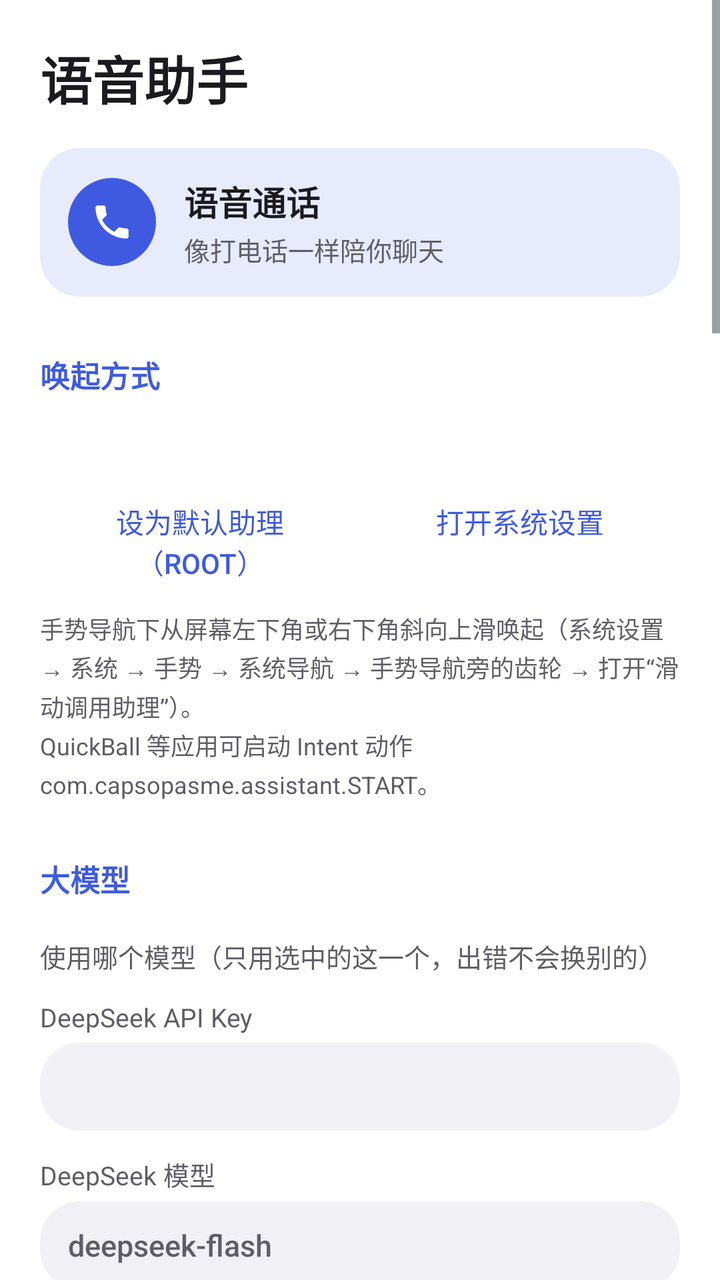
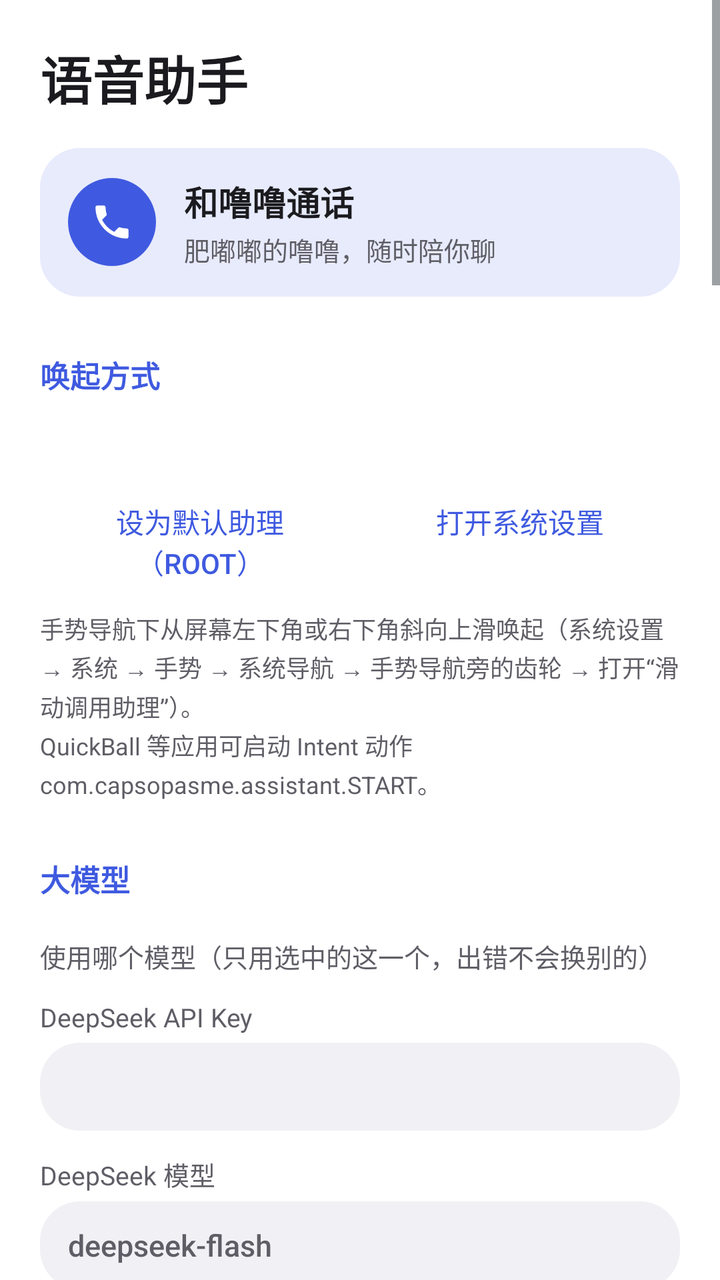

Screens rendered from an Android XML layout before and after an edit, with the pre-edit source and the edit as a unified diff.
<!-- AndroidManifest.xml: application theme Theme.Settings -->
<!-- res/layout/activity_settings.xml -->
<?xml version="1.0" encoding="utf-8"?>
<ScrollView xmlns:android="http://schemas.android.com/apk/res/android"
    android:id="@+id/scroll"
    android:layout_width="match_parent"
    android:layout_height="match_parent"
    android:fillViewport="true">

    
    <LinearLayout
        android:layout_width="match_parent"
        android:layout_height="wrap_content"
        android:focusable="true"
        android:focusableInTouchMode="true"
        android:orientation="vertical"
        android:padding="20dp">

        <TextView
            android:layout_width="wrap_content"
            android:layout_height="wrap_content"
            android:text="语音助手"
            android:textColor="@color/text_primary"
            android:textSize="26sp"
            android:textStyle="bold" />

        
        <LinearLayout
            android:id="@+id/callEntry"
            android:layout_width="match_parent"
            android:layout_height="wrap_content"
            android:layout_marginTop="16dp"
            android:background="@drawable/bg_call_entry"
            android:clickable="true"
            android:contentDescription="开始语音通话"
            android:focusable="true"
            android:gravity="center_vertical"
            android:orientation="horizontal"
            android:padding="14dp">

            <ImageView
                android:layout_width="44dp"
                android:layout_height="44dp"
                android:background="@drawable/bg_call_entry_icon"
                android:importantForAccessibility="no"
                android:padding="11dp"
                android:scaleType="fitCenter"
                android:src="@drawable/ic_call"
                android:tint="@android:color/white" />

            <LinearLayout
                android:layout_width="0dp"
                android:layout_height="wrap_content"
                android:layout_marginStart="14dp"
                android:layout_weight="1"
                android:orientation="vertical">

                <TextView
                    android:layout_width="wrap_content"
                    android:layout_height="wrap_content"
                    android:text="语音通话"
                    android:textColor="@color/text_primary"
                    android:textSize="17sp"
                    android:textStyle="bold" />

                <TextView
                    android:id="@+id/callEntrySub"
                    android:layout_width="wrap_content"
                    android:layout_height="wrap_content"
                    android:layout_marginTop="2dp"
                    android:text="像打电话一样陪你聊天"
                    android:textColor="@color/text_secondary"
                    android:textSize="13sp" />
            </LinearLayout>
        </LinearLayout>

        
        <TextView style="@style/SectionTitle" android:text="唤起方式" />

        <TextView
            android:id="@+id/roleStatus"
            style="@style/Body" />

        <LinearLayout style="@style/ButtonRow">
            <Button
                android:id="@+id/roleRoot"
                style="@style/RowButton"
                android:text="设为默认助理（root）" />
            <Button
                android:id="@+id/roleSettings"
                style="@style/RowButton"
                android:text="打开系统设置" />
        </LinearLayout>

        <TextView
            style="@style/Hint"
            android:text="手势导航下从屏幕左下角或右下角斜向上滑唤起（系统设置 → 系统 → 手势 → 系统导航 → 手势导航旁的齿轮 → 打开“滑动调用助理”）。\nQuickBall 等应用可启动 Intent 动作 com.capsopasme.assistant.START。" />

        
        <TextView style="@style/SectionTitle" android:text="大模型" />

        <TextView style="@style/Label" android:text="使用哪个模型（只用选中的这一个，出错不会换别的）" />
        <RadioGroup
            android:id="@+id/llmGroup"
            android:layout_width="match_parent"
            android:layout_height="wrap_content" />

        <TextView style="@style/Label" android:text="DeepSeek API Key" />
        <EditText
            android:id="@+id/deepseekKey"
            style="@style/Field"
            android:inputType="textPassword" />

        <TextView style="@style/Label" android:text="DeepSeek 模型" />
        <EditText
            android:id="@+id/deepseekModel"
            style="@style/Field"
            android:hint="deepseek-flash" />

        <TextView style="@style/Label" android:text="智谱 GLM API Key（open.bigmodel.cn）" />
        <EditText
            android:id="@+id/glmKey"
            style="@style/Field"
            android:inputType="textPassword" />

        <TextView style="@style/Label" android:text="GLM 模型（glm-4.7-flash 免费）" />
        <EditText
            android:id="@+id/glmModel"
            style="@style/Field"
            android:hint="glm-4.7-flash" />

        <TextView style="@style/Label" android:text="Gemini API Key" />
        <EditText
            android:id="@+id/geminiKey"
            style="@style/Field"
            android:inputType="textPassword" />

        <TextView style="@style/Label" android:text="Gemini 模型" />
        <EditText
            android:id="@+id/geminiModel"
            style="@style/Field"
            android:hint="gemini-3.8-flash" />

        <TextView style="@style/Label" android:text="查天气的默认城市" />
        <EditText
            android:id="@+id/defaultCity"
            style="@style/Field"
            android:hint="例如：杭州" />

        
        <TextView style="@style/SectionTitle" android:text="语音识别（离线）" />

        <RadioGroup
            android:id="@+id/modelGroup"
            android:layout_width="match_parent"
            android:layout_height="wrap_content" />

        <TextView
            android:id="@+id/modelStatus"
            style="@style/Body" />

        <ProgressBar
            android:id="@+id/modelProgress"
            style="?android:attr/progressBarStyleHorizontal"
            android:layout_width="match_parent"
            android:layout_height="wrap_content"
            android:max="1000"
            android:visibility="gone" />

        <LinearLayout style="@style/ButtonRow">
            <Button
                android:id="@+id/modelCopy"
                style="@style/RowButton"
                android:text="从小企鹅复制" />
            <Button
                android:id="@+id/modelDownload"
                style="@style/RowButton"
                android:text="下载" />
        </LinearLayout>

        <LinearLayout style="@style/ButtonRow">
            <Button
                android:id="@+id/modelImport"
                style="@style/RowButton"
                android:text="导入 .tar.bz2" />
            <Button
                android:id="@+id/modelTest"
                style="@style/RowButton"
                android:text="测试" />
            <Button
                android:id="@+id/modelDelete"
                style="@style/RowButton"
                android:text="删除" />
        </LinearLayout>

        <TextView style="@style/Label" android:text="下载加速前缀（可不填，如 https://ghfast.top/）" />
        <EditText
            android:id="@+id/mirror"
            style="@style/Field"
            android:inputType="textUri" />

        <TextView style="@style/Label" android:text="说完后停顿多久算结束（毫秒，300–2000）" />
        <EditText
            android:id="@+id/silence"
            style="@style/Field"
            android:inputType="number" />

        <Switch
            android:id="@+id/keepLoaded"
            android:layout_width="match_parent"
            android:layout_height="wrap_content"
            android:layout_marginTop="12dp"
            android:text="用完后保留模型（推荐）"
            android:textColor="@color/text_primary"
            android:textSize="15sp" />

        <TextView
            style="@style/Hint"
            android:text="保留时识别进程会被系统冻结在后台缓存里，不占 CPU、不耗电，内存紧张时系统会自动回收；下次唤起不用重新加载。关闭则每次用完立即释放。" />

        
        <TextView style="@style/SectionTitle" android:text="语音通话" />

        <TextView
            style="@style/Hint"
            android:text="像打电话一样和一个温和耐心的聊天伙伴连续聊天：它说完你接着说，回答简短，能帮你上网查最新消息，但不操作手机（设闹钟、开关这些请用语音助手卡片）。\n进入：本页顶部的“语音通话”、卡片右上角的电话按钮、在卡片里说“进入通话模式”或“陪我聊聊”、长按桌面图标选“语音通话”；QuickBall 等应用可启动 Intent 动作 com.capsopasme.assistant.CALL。\n退出：说“退出通话”“挂了吧”“拜拜”“晚安”，说“切回助手”会挂断并打开助手卡片。熄屏照常进行，很久没人说话或来电时自动结束。" />

        <TextView style="@style/Label" android:text="朗读用的语音合成（系统首选 TTS 引擎）" />

        <TextView
            android:id="@+id/ttsStatus"
            style="@style/Body" />

        <LinearLayout style="@style/ButtonRow">
            <Button
                android:id="@+id/ttsSettings"
                style="@style/RowButton"
                android:text="系统 TTS 设置" />
            <Button
                android:id="@+id/ttsTest"
                style="@style/RowButton"
                android:text="试听" />
        </LinearLayout>

        <TextView style="@style/Label" android:text="通话里说完后停顿多久算一句结束（毫秒，300–2000）" />
        <EditText
            android:id="@+id/callSilence"
            style="@style/Field"
            android:inputType="number" />

        <TextView style="@style/Label" android:text="多久没人说话自动挂断（秒，0 = 不自动挂断）" />
        <EditText
            android:id="@+id/callIdle"
            style="@style/Field"
            android:inputType="number" />

        <Switch
            android:id="@+id/callCue"
            android:layout_width="match_parent"
            android:layout_height="wrap_content"
            android:layout_marginTop="12dp"
            android:text="轮到你说话时响一声"
            android:textColor="@color/text_primary"
            android:textSize="15sp" />

        <TextView
            style="@style/Hint"
            android:text="只在熄屏或离开通话界面时响；看着通话界面时用圆球的动画提示。" />

        <Switch
            android:id="@+id/callHeadsetMic"
            android:layout_width="match_parent"
            android:layout_height="wrap_content"
            android:layout_marginTop="12dp"
            android:text="连着蓝牙耳机时用耳机的麦克风"
            android:textColor="@color/text_primary"
            android:textSize="15sp" />

        <TextView
            style="@style/Hint"
            android:text="打开：像打电话一样走蓝牙通话通道，手机放口袋里也听得清你说话，但朗读变成通话音质。关闭：朗读以高音质走耳机，用手机自己的麦克风听你说话。" />

        
        <TextView style="@style/SectionTitle" android:text="权限" />

        <TextView
            android:id="@+id/permStatus"
            style="@style/Body" />

        <LinearLayout style="@style/ButtonRow">
            <Button
                android:id="@+id/permRequest"
                style="@style/RowButton"
                android:text="授予权限" />
            <Button
                android:id="@+id/rootCheck"
                style="@style/RowButton"
                android:text="检查 root" />
        </LinearLayout>

        <TextView
            style="@style/Hint"
            android:text="麦克风：语音输入。通讯录：按姓名打电话/发短信。电话：确认后直接拨出（不授予则只打开拨号盘）。音乐：按歌名在本地曲库里找歌交给留声机播放。root：系统开关、亮度、锁屏。" />
    </LinearLayout>
</ScrollView>
<!-- resources referenced by this layout -->
<resources>
  <color name="text_primary">#FF1B1B1F</color>
  <color name="text_secondary">#FF5F5E66</color>
  <!-- drawable bg_call_entry (drawable) -->
  <?xml version="1.0" encoding="utf-8"?>
  <ripple xmlns:android="http://schemas.android.com/apk/res/android" android:color="@color/call_ripple">
      <item>
          <shape android:shape="rectangle">
              <solid android:color="@color/accent_soft" />
              <corners android:radius="20dp" />
          </shape>
      </item>
  </ripple>
  <!-- drawable bg_call_entry_icon (drawable) -->
  <?xml version="1.0" encoding="utf-8"?>
  <shape xmlns:android="http://schemas.android.com/apk/res/android" android:shape="oval">
      <solid android:color="@color/accent" />
  </shape>
  <!-- drawable ic_call (drawable) -->
  <vector xmlns:android="http://schemas.android.com/apk/res/android"
      android:width="24dp" android:height="24dp" android:viewportWidth="24" android:viewportHeight="24"
      android:tint="@color/accent">
      <path android:fillColor="@android:color/white"
          android:pathData="M6.62,10.79c1.44,2.83 3.76,5.14 6.59,6.59l2.2,-2.2c0.27,-0.27 0.67,-0.36 1.02,-0.24 1.12,0.37 2.33,0.57 3.57,0.57 0.55,0 1,0.45 1,1V20c0,0.55 -0.45,1 -1,1 -9.39,0 -17,-7.61 -17,-17 0,-0.55 0.45,-1 1,-1h3.5c0.55,0 1,0.45 1,1 0,1.25 0.2,2.45 0.57,3.57 0.11,0.35 0.03,0.74 -0.25,1.02l-2.2,2.2z" />
  </vector>
  <style name="Body">
          <item name="android:layout_width">match_parent</item>
          <item name="android:layout_height">wrap_content</item>
          <item name="android:layout_marginTop">6dp</item>
          <item name="android:textColor">@color/text_primary</item>
          <item name="android:textSize">15sp</item>
      </style>
  <style name="ButtonRow">
          <item name="android:layout_width">match_parent</item>
          <item name="android:layout_height">wrap_content</item>
          <item name="android:layout_marginTop">6dp</item>
          <item name="android:orientation">horizontal</item>
      </style>
  <style name="Hint">
          <item name="android:layout_width">match_parent</item>
          <item name="android:layout_height">wrap_content</item>
          <item name="android:layout_marginTop">8dp</item>
          <item name="android:lineSpacingExtra">2dp</item>
          <item name="android:textColor">@color/text_secondary</item>
          <item name="android:textSize">12sp</item>
      </style>
  <style name="Label">
          <item name="android:layout_width">match_parent</item>
          <item name="android:layout_height">wrap_content</item>
          <item name="android:layout_marginTop">12dp</item>
          <item name="android:textColor">@color/text_secondary</item>
          <item name="android:textSize">13sp</item>
      </style>
  <style name="RowButton" parent="android:Widget.DeviceDefault.Button.Borderless.Colored">
          <item name="android:layout_width">0dp</item>
          <item name="android:layout_height">wrap_content</item>
          <item name="android:layout_weight">1</item>
          <item name="android:textSize">14sp</item>
      </style>
  <style name="SectionTitle">
          <item name="android:layout_width">match_parent</item>
          <item name="android:layout_height">wrap_content</item>
          <item name="android:layout_marginTop">28dp</item>
          <item name="android:layout_marginBottom">6dp</item>
          <item name="android:textColor">@color/accent</item>
          <item name="android:textSize">15sp</item>
          <item name="android:textStyle">bold</item>
      </style>
  <color name="call_ripple">#333F5AE0</color>
  <color name="accent_soft">#1F3F5AE0</color>
  <color name="accent">#FF3F5AE0</color>
  <!-- drawable bg_input (drawable) -->
  <?xml version="1.0" encoding="utf-8"?>
  <shape xmlns:android="http://schemas.android.com/apk/res/android">
      <solid android:color="@color/input_bg" />
      <corners android:radius="20dp" />
  </shape>
  <color name="card">#FFFFFFFF</color>
  <color name="input_bg">#FFF1F1F5</color>
  <!-- unchanged entries left out for length: 2 -->
</resources>

<!-- the commit's change to res/layout/activity_settings.xml (unified diff, before → after) -->
@@ -30,7 +30,7 @@
             android:layout_marginTop="16dp"
             android:background="@drawable/bg_call_entry"
             android:clickable="true"
-            android:contentDescription="开始语音通话"
+            android:contentDescription="和噜噜通话"
             android:focusable="true"
             android:gravity="center_vertical"
             android:orientation="horizontal"
@@ -56,7 +56,7 @@
                 <TextView
                     android:layout_width="wrap_content"
                     android:layout_height="wrap_content"
-                    android:text="语音通话"
+                    android:text="和噜噜通话"
                     android:textColor="@color/text_primary"
                     android:textSize="17sp"
                     android:textStyle="bold" />
@@ -66,7 +66,7 @@
                     android:layout_width="wrap_content"
                     android:layout_height="wrap_content"
                     android:layout_marginTop="2dp"
-                    android:text="像打电话一样陪你聊天"
+                    android:text="肥嘟嘟的噜噜，随时陪你聊"
                     android:textColor="@color/text_secondary"
                     android:textSize="13sp" />
             </LinearLayout>
@@ -217,11 +217,11 @@
             android:text="保留时识别进程会被系统冻结在后台缓存里，不占 CPU、不耗电，内存紧张时系统会自动回收；下次唤起不用重新加载。关闭则每次用完立即释放。" />
 
         
-        <TextView style="@style/SectionTitle" android:text="语音通话" />
-
-        <TextView
-            style="@style/Hint"
-            android:text="像打电话一样和一个温和耐心的聊天伙伴连续聊天：它说完你接着说，回答简短，能帮你上网查最新消息，但不操作手机（设闹钟、开关这些请用语音助手卡片）。\n进入：本页顶部的“语音通话”、卡片右上角的电话按钮、在卡片里说“进入通话模式”或“陪我聊聊”、长按桌面图标选“语音通话”；QuickBall 等应用可启动 Intent 动作 com.capsopasme.assistant.CALL。\n退出：说“退出通话”“挂了吧”“拜拜”“晚安”，说“切回助手”会挂断并打开助手卡片。熄屏照常进行，很久没人说话或来电时自动结束。" />
+        <TextView style="@style/SectionTitle" android:text="噜噜（语音通话）" />
+
+        <TextView
+            style="@style/Hint"
+            android:text="像打电话一样和噜噜连续聊天：一只肥嘟嘟的小猪，情绪超稳定，懂你的感受，也能答疑解惑、帮你上网查最新消息，但不操作手机（设闹钟、开关这些请用语音助手卡片）。\n进入：本页顶部的“和噜噜通话”、卡片右上角的电话按钮、在卡片里说“噜噜”“叫噜噜来”“陪我聊聊”或“进入通话模式”、长按桌面图标；QuickBall 等应用可启动 Intent 动作 com.capsopasme.assistant.CALL。\n退出：说“退出通话”“挂了吧”“拜拜”“晚安”，说“切回助手”会挂断并打开助手卡片。熄屏照常进行，很久没人说话或来电时自动结束。" />
 
         <TextView style="@style/Label" android:text="朗读用的语音合成（系统首选 TTS 引擎）" />
 
@@ -277,6 +277,50 @@
         <TextView
             style="@style/Hint"
             android:text="打开：像打电话一样走蓝牙通话通道，手机放口袋里也听得清你说话，但朗读变成通话音质。关闭：朗读以高音质走耳机，用手机自己的麦克风听你说话。" />
+
+        
+        <Switch
+            android:id="@+id/memoryEnabled"
+            android:layout_width="match_parent"
+            android:layout_height="wrap_content"
+            android:layout_marginTop="20dp"
+            android:text="噜噜记住聊过的事（无感记忆）"
+            android:textColor="@color/text_primary"
+            android:textSize="15sp" />
+
+        <TextView
+            style="@style/Hint"
+            android:text="每次挂断后，联网时用上面选的大模型把这次通话整理成几条关于你的记忆和一句摘要；下次通话噜噜会自然地记得，偶尔主动问问你之前说过的事。说“记住…”当场记，说“忘掉…”当场删。只存在手机里，不记密码、验证码、证件号和银行卡号。关闭后不再记录，已有的记忆可以在下面清空。" />
+
+        <TextView
+            android:id="@+id/memoryStatus"
+            style="@style/Body" />
+
+        <LinearLayout style="@style/ButtonRow">
+            <Button
+                android:id="@+id/memoryManage"
+                style="@style/RowButton"
+                android:text="查看和管理" />
+            <Button
+                android:id="@+id/memoryClear"
+                style="@style/RowButton"
+                android:text="全部清空" />
+        </LinearLayout>
+
+        
+        <TextView style="@style/SectionTitle" android:text="特效" />
+
+        <Switch
+            android:id="@+id/timeStopFx"
+            android:layout_width="match_parent"
+            android:layout_height="wrap_content"
+            android:text="时停特效（进出助手卡片和通话）"
+            android:textColor="@color/text_primary"
+            android:textSize="15sp" />
+
+        <TextView
+            style="@style/Hint"
+            android:text="唤出助手或开始通话时，一下重震，一个反相的球从中心炸开，扫过之后整个屏幕定格、褪色，时间像停住了一样；关闭卡片或挂断时反向恢复。需要 root 截一张当前屏幕（只在内存里，用完即丢，不保存）；禁止截屏的应用里换成简化版。只震动，不出声；开麦不等动画，张嘴就能说。" />
 
         
         <TextView style="@style/SectionTitle" android:text="权限" />
